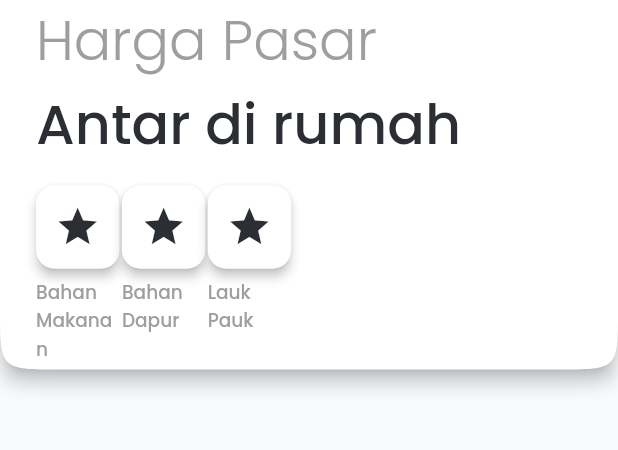
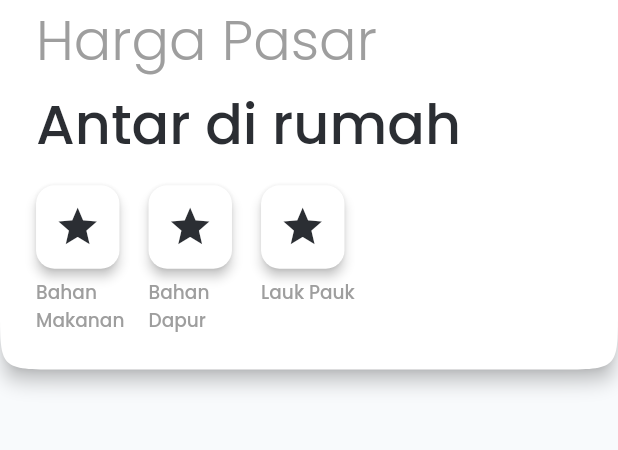
Before and after one commit to meimodev/mapalus, a Flutter app: the screen it shows after launch, on a phone screen of 412 x 824 dp, the part 94-544 px from its top. Run offline on Flutter 3.47's test engine with Material 2 defaults, Android fonts, the phone set to English and light mode, and no system bars; drawn by our look-alikes of badges; our stand-ins replace carousel_slider, cloud_firestore, firebase_auth, firebase_core, firebase_messaging, flutter_local_notifications and 9 more; accounts and stored records are empty; statements that could not run were skipped.

```diff
--- a/lib/app/modules/location/location_controller.dart
+++ b/lib/app/modules/location/location_controller.dart
@@ -75,7 +75,7 @@ class LocationController extends GetxController {
       double dis = Utils.calculateDistance(pos1, deliveryCoordinate!);
       distance.value = Utils.roundDouble(dis, 2);
       _calculateOrderInfo();
-      print('Distance = ' + distance.value.toString());
+      // print('Distance = ' + distance.value.toString());
     }
   }
 
--- a/lib/app/modules/signing/signing_controller.dart
+++ b/lib/app/modules/signing/signing_controller.dart
@@ -89,7 +89,7 @@ class SigningController extends GetxController {
     userRepo.requestOTP(
       phone,
       (res) async {
-        print('Result Message : ${res.message}');
+        // print('Result Message : ${res.message}');
         switch (res.message) {
           case "PROCEED":
             tecSigning.clear();
@@ -103,7 +103,7 @@ class SigningController extends GetxController {
             if (isLoading.isFalse) {
               isLoading.value = true;
             }
-            print("[WAITING] 8 SECONDS FOR CODE AUTO RETRIEVAL");
+            // print("[WAITING] 8 SECONDS FOR CODE AUTO RETRIEVAL");
             await Future.delayed(const Duration(seconds: 8));
             isLoading.value = false;
             break;
--- a/lib/app/modules/signing/signing_screen.dart
+++ b/lib/app/modules/signing/signing_screen.dart
@@ -174,7 +174,7 @@ class CardSigning extends StatelessWidget {
     String _buttonText;
     VoidCallback _onPressed;
 
-    print("generateSigningButton() " + signingState.name);
+    // print("generateSigningButton() " + signingState.name);
     switch (signingState) {
       case CardSigningState.oneTimePassword:
         _buttonText = "Masuk";
@@ -186,7 +186,7 @@ class CardSigning extends StatelessWidget {
 
         break;
       case CardSigningState.notRegistered:
-        print("generateSigningButton() not registered called");
+        // print("generateSigningButton() not registered called");
 
         _buttonText = "Daftar & Masuk";
         _onPressed = onPressedCreateUser;
--- a/lib/app/widgets/card_category.dart
+++ b/lib/app/widgets/card_category.dart
@@ -42,7 +42,7 @@ class CardCategory extends StatelessWidget {
         ),
         SizedBox(height: Insets.small.h * .5),
         SizedBox(
-          width: 50.w,
+          width: 75,
           child: Text(
             name,
             softWrap: true,
--- a/lib/data/repo/user_repo.dart
+++ b/lib/data/repo/user_repo.dart
@@ -35,7 +35,9 @@ class UserRepo extends UserRepoContract {
   UserRepo() {
     auth.authStateChanges().listen((User? user) async {
       if (user != null) {
+        if (kDebugMode) {
           print('AuthStateChanges(), Phone number confirmed');
+        }
         // authStatusCalled = true;
         UserApp? userApp = await firestore.getUser(
           user.phoneNumber!.replaceFirst('+62', '0'),
@@ -43,7 +45,9 @@ class UserRepo extends UserRepoContract {
         if (userApp != null) {
           signing(userApp);
 
+          if (kDebugMode) {
             print('AuthStateChanges() signed success ' + signedUser.toString());
+          }
         } else {
           // user is not registered
           if (onUnregisteredUser != null) {
@@ -51,11 +55,15 @@ class UserRepo extends UserRepoContract {
           }
           signedUser = null;
           shouldCallIdChange = true;
+          if (kDebugMode) {
             print('AuthStateChanges() Phone is not registered ' +
                 user.phoneNumber!);
           }
+        }
       } else {
+        if (kDebugMode) {
           print('AuthStateChanges() user = null');
+        }
 
         signedUser = null;
       }
@@ -66,9 +74,13 @@ class UserRepo extends UserRepoContract {
         return;
       }
       if (user != null) {
+        if (kDebugMode) {
           print('idTokenChanges(), Phone number confirmed');
+        }
         if (signedUser != null) {
+          if (kDebugMode) {
             print('idTokenChanges(), user already signed');
+          }
           return;
         }
         UserApp? userApp = await firestore.getUser(
@@ -78,19 +90,25 @@ class UserRepo extends UserRepoContract {
         if (userApp != null) {
           signing(userApp);
 
+          if (kDebugMode) {
             print('idTokenChanges() signed success ' + signedUser.toString());
+          }
         } else {
           // user is not registered
           if (onUnregisteredUser != null) {
             onUnregisteredUser!(user.phoneNumber!);
           }
           signedUser = null;
-          print(
-              'idTokenChanges() Phone is not registered ' + user.phoneNumber!);
+          if (kDebugMode) {
+            print('idTokenChanges() Phone is not registered ' +
+                user.phoneNumber!);
+          }
         }
         return;
       }
+      if (kDebugMode) {
         print("idTokenChanges() Phone not confirmed");
+      }
     });
   }
 
@@ -130,7 +148,7 @@ class UserRepo extends UserRepoContract {
   @override
   Future<UserApp> registerUser(String phone, String name) async {
     UserApp user = UserApp(phone: phone, name: name);
-    print("registerUser() $user");
+    // print("registerUser() $user");
     signing(await firestore.createUser(user));
 
     return Future.value(user);
@@ -145,7 +163,9 @@ class UserRepo extends UserRepoContract {
         phoneNumber: phone,
         verificationCompleted: (PhoneAuthCredential credential) async {
           await auth.signInWithCredential(credential);
+          if (kDebugMode) {
             print("[VERIFICATION COMPLETED] CODE AUTOMATICALLY RETRIEVED");
+          }
           onResult(Result(message: "PROCEED"));
         },
         verificationFailed: (FirebaseAuthException e) {
@@ -158,14 +178,18 @@ class UserRepo extends UserRepoContract {
           resendToken = _resendToken;
           verificationId = _verificationId;
 
+          if (kDebugMode) {
             print('[CODE SENT]');
+          }
           onResult(Result(message: "SENT"));
         },
         codeAutoRetrievalTimeout: (String verificationId) {},
         forceResendingToken: resendToken,
       );
     } catch (e) {
+      if (kDebugMode) {
         print("SOME ERROR OCCURED ${e.toString()}");
+      }
     }
   }
 
--- a/lib/main.dart
+++ b/lib/main.dart
@@ -13,7 +13,7 @@ import 'package:firebase_messaging/firebase_messaging.dart';
 import 'firebase_options.dart';
 
 Future<void> _handleBackgroundMessage(RemoteMessage message) async {
-  print("Background message ${message.notification?.title}");
+  // print("Background message ${message.notification?.title}");
 }
 
 void main() async {
--- a/pubspec.yaml
+++ b/pubspec.yaml
@@ -31,6 +31,7 @@ dependencies:
   url_launcher: ^6.1.0
   firebase_messaging: ^11.3.0
   flutter_local_notifications: ^9.5.0
+  transparent_image: ^2.0.0
 
 
 dev_dependencies:
```
Also changed, not shown: lib/app/widgets/card_product.dart (+26 -9 lines), lib/app/widgets/dialog_item_detail.dart (+25 -7 lines), lib/data/models/delivery_info.dart (+5 -5 lines), pubspec.lock. Lines whose indentation alone changed are shown as unchanged.
